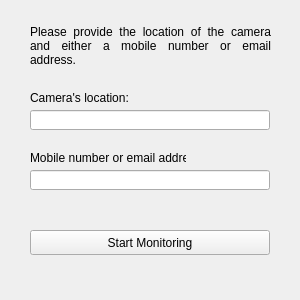
Above: UI/settings_window.ui from the-ripper77/weapon_detection_np before the change. Below: the same form after it.
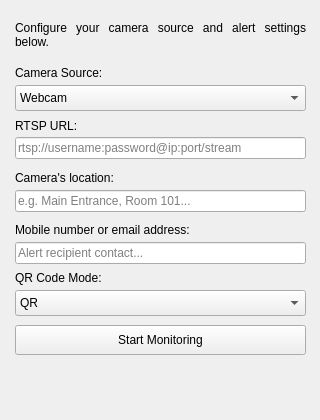
That is the form after the change.

```diff
--- a/UI/settings_window.ui
+++ b/UI/settings_window.ui
@@ -6,20 +6,20 @@
    <rect>
     <x>0</x>
     <y>0</y>
-    <width>300</width>
-    <height>300</height>
+    <width>320</width>
+    <height>420</height>
    </rect>
   </property>
   <property name="minimumSize">
    <size>
-    <width>300</width>
-    <height>300</height>
+    <width>320</width>
+    <height>380</height>
    </size>
   </property>
   <property name="maximumSize">
    <size>
-    <width>300</width>
-    <height>300</height>
+    <width>320</width>
+    <height>480</height>
    </size>
   </property>
   <property name="windowTitle">
@@ -29,14 +29,14 @@
    <widget class="QLabel" name="label_title">
     <property name="geometry">
      <rect>
-      <x>30</x>
+      <x>15</x>
       <y>10</y>
-      <width>241</width>
-      <height>71</height>
+      <width>291</width>
+      <height>50</height>
      </rect>
     </property>
     <property name="text">
-     <string>Please provide the location of the camera and either a mobile number or email address.</string>
+     <string>Configure your camera source and alert settings below.</string>
     </property>
     <property name="alignment">
      <set>Qt::AlignJustify|Qt::AlignVCenter</set>
@@ -45,12 +45,82 @@
      <bool>true</bool>
     </property>
    </widget>
+   <widget class="QLabel" name="label_source">
+    <property name="geometry">
+     <rect>
+      <x>15</x>
+      <y>65</y>
+      <width>120</width>
+      <height>16</height>
+     </rect>
+    </property>
+    <property name="text">
+     <string>Camera Source:</string>
+    </property>
+   </widget>
+   <widget class="QComboBox" name="source_combo">
+    <property name="geometry">
+     <rect>
+      <x>15</x>
+      <y>85</y>
+      <width>291</width>
+      <height>26</height>
+     </rect>
+    </property>
+    <item>
+     <property name="text">
+      <string>Webcam</string>
+     </property>
+    </item>
+    <item>
+     <property name="text">
+      <string>CCTV (RTSP)</string>
+     </property>
+    </item>
+    <item>
+     <property name="text">
+      <string>Mobile</string>
+     </property>
+    </item>
+   </widget>
+   <widget class="QLabel" name="label_rtsp">
+    <property name="geometry">
+     <rect>
+      <x>15</x>
+      <y>118</y>
+      <width>80</width>
+      <height>16</height>
+     </rect>
+    </property>
+    <property name="text">
+     <string>RTSP URL:</string>
+    </property>
+    <property name="visible">
+     <bool>false</bool>
+    </property>
+   </widget>
+   <widget class="QLineEdit" name="rtsp_input">
+    <property name="geometry">
+     <rect>
+      <x>15</x>
+      <y>137</y>
+      <width>291</width>
+      <height>22</height>
+     </rect>
+    </property>
+    <property name="placeholderText">
+     <string>rtsp://username:password@ip:port/stream</string>
+    </property>
+    <property name="visible">
+     <bool>false</bool>
+    </property>
+   </widget>
    <widget class="QLabel" name="label_location">
     <property name="geometry">
      <rect>
-      <x>30</x>
-      <y>90</y>
-      <width>101</width>
+      <x>15</x>
+      <y>170</y>
+      <width>120</width>
       <height>16</height>
      </rect>
     </property>
@@ -58,12 +128,25 @@
      <string>Camera's location:</string>
     </property>
    </widget>
+   <widget class="QLineEdit" name="location_input">
+    <property name="geometry">
+     <rect>
+      <x>15</x>
+      <y>190</y>
+      <width>291</width>
+      <height>22</height>
+     </rect>
+    </property>
+    <property name="placeholderText">
+     <string>e.g. Main Entrance, Room 101...</string>
+    </property>
+   </widget>
    <widget class="QLabel" name="label_contact">
     <property name="geometry">
      <rect>
-      <x>30</x>
-      <y>150</y>
-      <width>156</width>
+      <x>15</x>
+      <y>222</y>
+      <width>180</width>
       <height>16</height>
      </rect>
     </property>
@@ -71,39 +154,65 @@
      <string>Mobile number or email address:</string>
     </property>
    </widget>
+   <widget class="QLineEdit" name="contact_input">
+    <property name="geometry">
+     <rect>
+      <x>15</x>
+      <y>242</y>
+      <width>291</width>
+      <height>22</height>
+     </rect>
+    </property>
+    <property name="placeholderText">
+     <string>Alert recipient contact...</string>
+    </property>
+   </widget>
+   <widget class="QLabel" name="label_qr_mode">
+    <property name="geometry">
+     <rect>
+      <x>15</x>
+      <y>270</y>
+      <width>120</width>
+      <height>16</height>
+     </rect>
+    </property>
+    <property name="text">
+     <string>QR Code Mode:</string>
+    </property>
+   </widget>
+   <widget class="QComboBox" name="qr_mode_combo">
+    <property name="geometry">
+     <rect>
+      <x>15</x>
+      <y>290</y>
+      <width>291</width>
+      <height>26</height>
+     </rect>
+    </property>
+    <item>
+     <property name="text">
+      <string>QR</string>
+     </property>
+    </item>
+    <item>
+     <property name="text">
+      <string>No QR</string>
+     </property>
+    </item>
+   </widget>
    <widget class="QPushButton" name="monitoring_button">
     <property name="geometry">
      <rect>
-      <x>30</x>
-      <y>230</y>
-      <width>240</width>
-      <height>25</height>
+      <x>15</x>
+      <y>325</y>
+      <width>291</width>
+      <height>30</height>
      </rect>
     </property>
     <property name="text">
      <string>Start Monitoring</string>
     </property>
    </widget>
-   <widget class="QLineEdit" name="location_input">
-    <property name="geometry">
-     <rect>
-      <x>30</x>
-      <y>110</y>
-      <width>240</width>
-      <height>20</height>
-     </rect>
-    </property>
-   </widget>
-   <widget class="QLineEdit" name="contact_input">
-    <property name="geometry">
-     <rect>
-      <x>30</x>
-      <y>170</y>
-      <width>240</width>
-      <height>20</height>
-     </rect>
-    </property>
-   </widget>
   </widget>
  </widget>
  <resources/>
```
